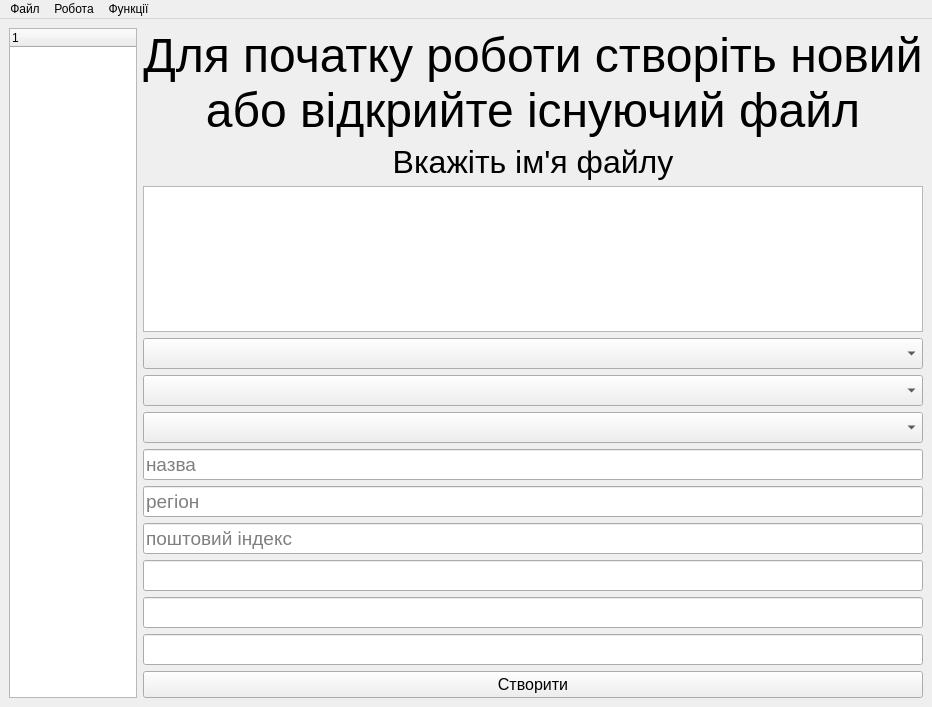
First picture: the form in mainwindow.ui, repository Magnus07/course1-project1, before the edit.
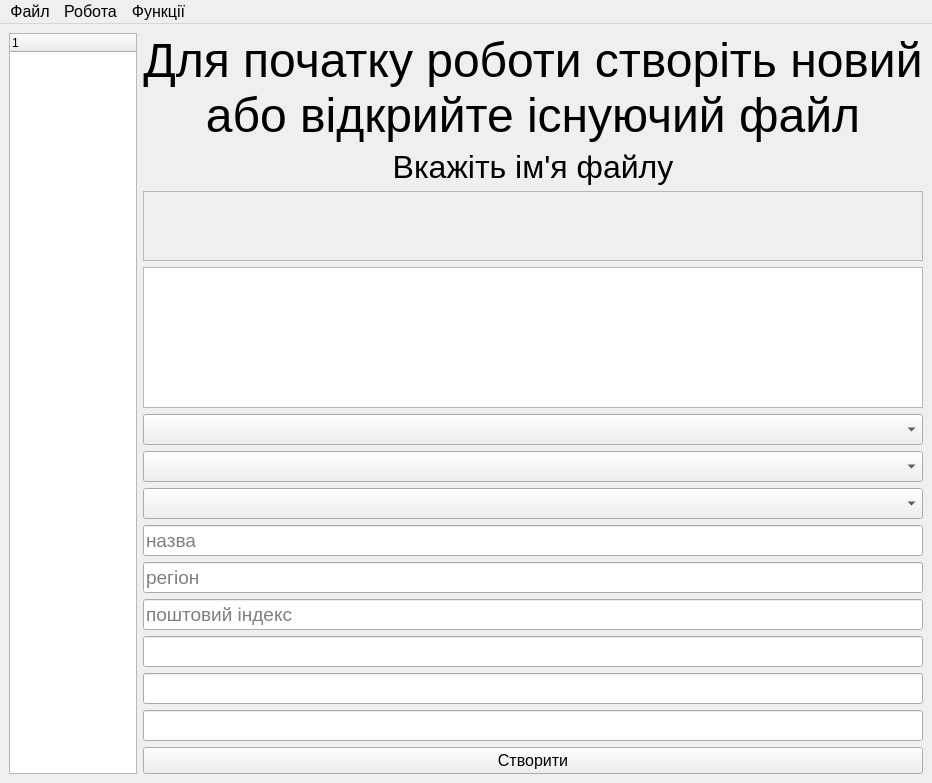
Second picture: the form after the edit.

Diff of the .ui file:
```diff
--- a/mainwindow.ui
+++ b/mainwindow.ui
@@ -7,7 +7,7 @@
     <x>0</x>
     <y>0</y>
     <width>932</width>
-    <height>707</height>
+    <height>783</height>
    </rect>
   </property>
   <property name="windowTitle">
@@ -70,6 +70,23 @@
         </property>
        </widget>
       </item>
+      <item>
+       <widget class="QScrollArea" name="scrollArea">
+        <property name="widgetResizable">
+         <bool>true</bool>
+        </property>
+        <widget class="QWidget" name="scrollAreaWidgetContents">
+         <property name="geometry">
+          <rect>
+           <x>0</x>
+           <y>0</y>
+           <width>832</width>
+           <height>68</height>
+          </rect>
+         </property>
+        </widget>
+       </widget>
+      </item>
       <item>
        <widget class="QTableWidget" name="tableWidget">
         <property name="font">
@@ -191,9 +208,14 @@
      <x>0</x>
      <y>0</y>
      <width>932</width>
-     <height>22</height>
+     <height>28</height>
     </rect>
    </property>
+   <property name="font">
+    <font>
+     <pointsize>12</pointsize>
+    </font>
+   </property>
    <widget class="QMenu" name="menunfdnfdnfd">
     <property name="title">
      <string>Файл</string>
```
Left out of the diff: 12 changed lines with no effect on the pictures.
